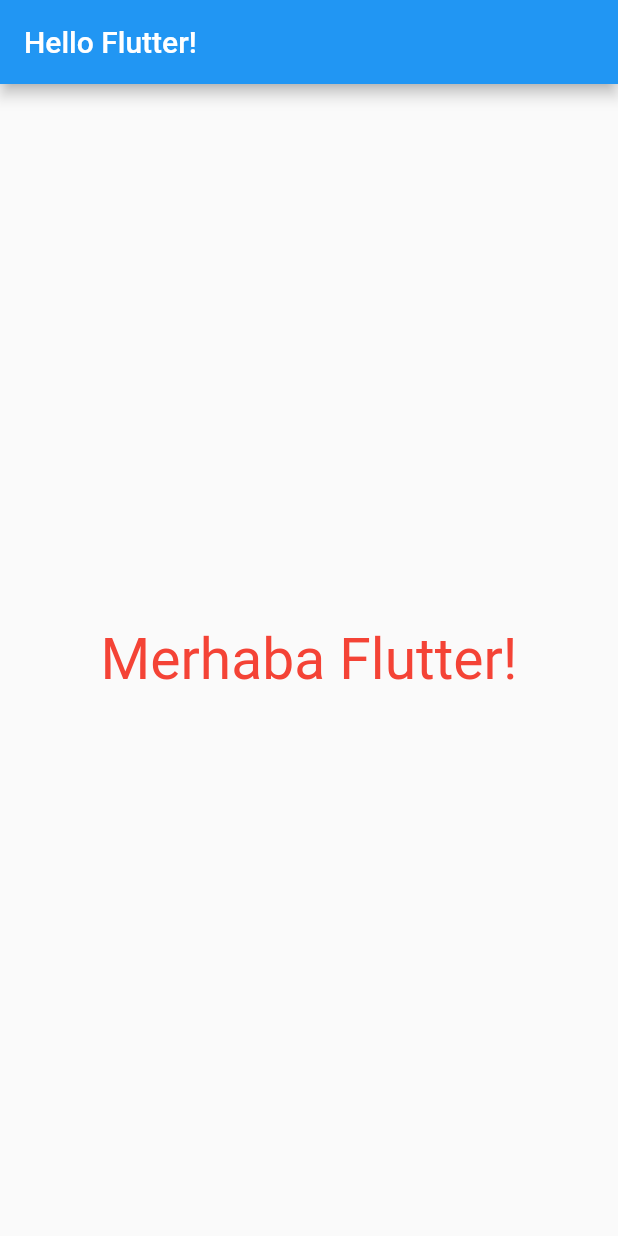
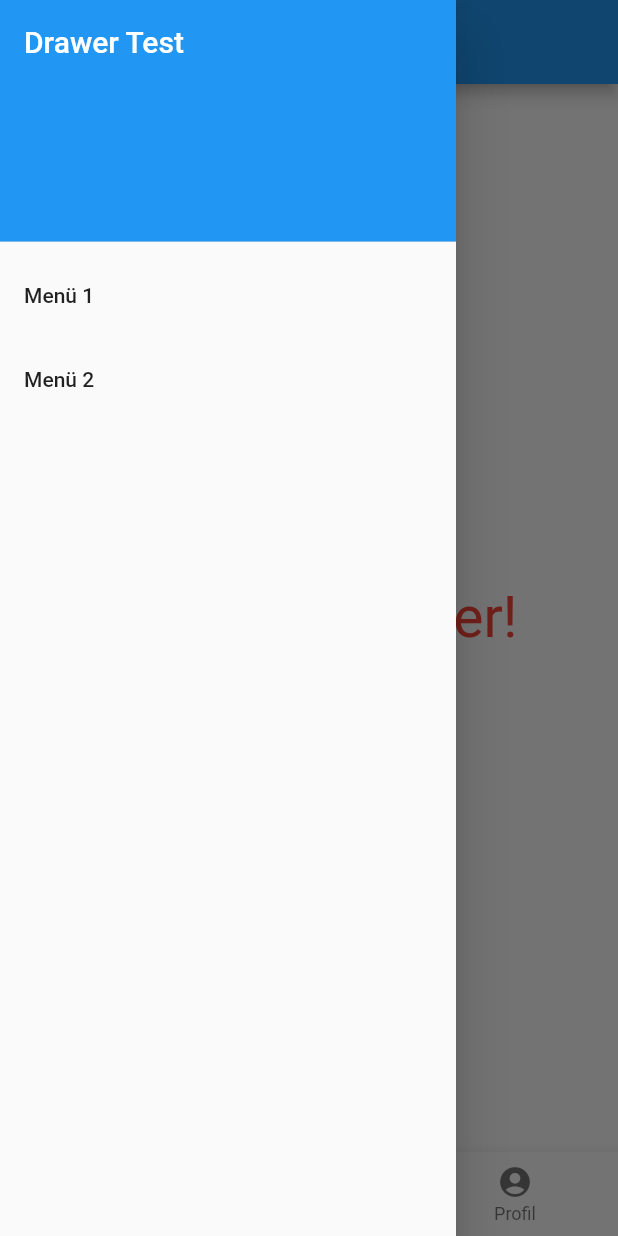
Before and after one commit to omeripek/flutter-widgets, a Flutter app: the screen it shows after launch, with the side drawer open (before the commit the screen has no drawer), on a phone screen of 412 x 824 dp. Run offline on Flutter 3.47's test engine with Material 2 defaults, Android fonts, the phone set to English and light mode, and no system bars; our stand-ins replace webview_flutter.

Commit message:
tested other widgets

```diff
--- a/flutter_widgets_test/lib/hello.dart
+++ b/flutter_widgets_test/lib/hello.dart
@@ -6,8 +6,51 @@ class Hello extends StatelessWidget {
   @override
   Widget build(BuildContext context) {
     return Scaffold(
-      appBar: AppBar(title: const Text("Hello Flutter!"),),
-      body: const Center(child: Text("Merhaba Flutter!", style: TextStyle(fontSize: 38, color: Colors.red)))
+      appBar: AppBar(title: const Text("Hello Flutter!")),
+      body: const Center(child: Text("Merhaba Flutter!", style: TextStyle(fontSize: 38, color: Colors.red))),
+      drawer: Drawer(
+        child: ListView(
+          children: const <Widget> [
+            DrawerHeader(
+              decoration: BoxDecoration(
+                color: Colors.blue,
+              ),
+              child: Text(
+                'Drawer Test',
+                style: TextStyle(
+                  color: Colors.white,
+                  fontSize: 20,
+                ),
+              ),
+            ),
+            ListTile(
+              title: Text('Menü 1'),
+            ),
+            ListTile(
+              title: Text('Menü 2'),
+            )
+          ],
+        ),
+      ),
+      bottomNavigationBar: BottomNavigationBar(
+        currentIndex: 0,
+        fixedColor: Colors.green,
+        items: const [
+          BottomNavigationBarItem(
+              label: "Anasayfa",
+              icon: Icon(Icons.home),
+            ),
+            BottomNavigationBarItem(
+              label: "Arama",
+              icon: Icon(Icons.search)
+            ),
+            BottomNavigationBarItem(
+              label: "Profil",
+              icon: Icon(Icons.account_circle)
+            ),
+        ],
+        onTap: (int indexOfItem) {}
+      ),
     );
   }
 }
--- a/flutter_widgets_test/lib/main.dart
+++ b/flutter_widgets_test/lib/main.dart
@@ -5,6 +5,7 @@ import 'package:webview_flutter/webview_flutter.dart';
 
 void main() {
   runApp(const MaterialApp(
-    home: Hello()
+    home: Hello(),
+    debugShowCheckedModeBanner: false,
   ));
 }
```
